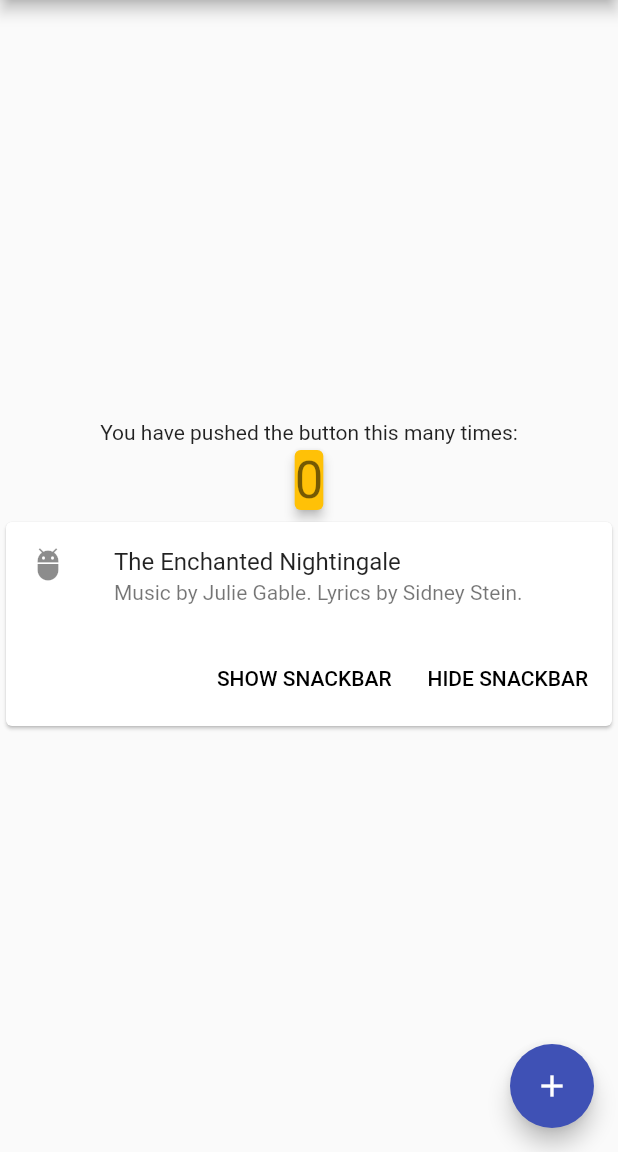
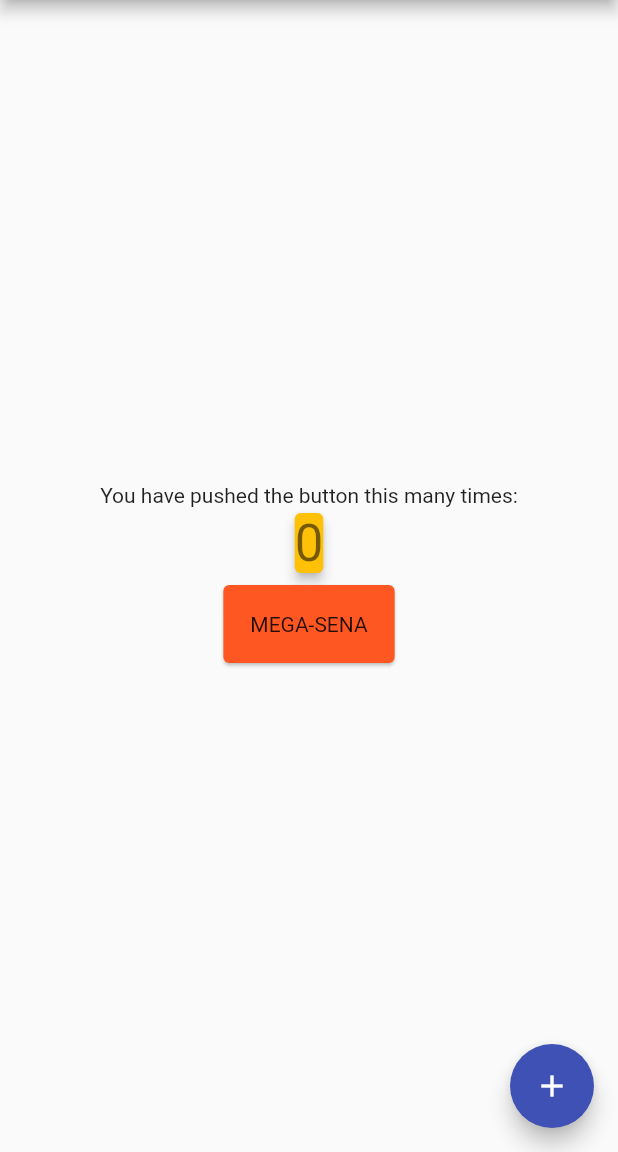
Before and after one commit to EdgarFabiano/palpites_da_loteria, a Flutter app: the screen it shows after launch, on a phone screen of 412 x 824 dp, the part 84-1236 px from its top. Run offline on Flutter 3.47's test engine with Material 2 defaults, Android fonts, the phone set to English and light mode, and no system bars; our stand-ins replace dynamic_theme.

Commit message:
Card init

```diff
--- a/lib/main.dart
+++ b/lib/main.dart
@@ -49,6 +49,7 @@ class _MyHomePageState extends State<MyHomePage> {
     switchThemeIcon = b == Brightness.dark ? Icons.brightness_3 : Icons.brightness_high;
     DynamicTheme.of(context).setBrightness(b == Brightness.dark ? Brightness.light: Brightness.dark);
   }
+
   @override
   Widget build(BuildContext context) {
     // This method is rerun every time setState is called, for instance as done
@@ -89,7 +90,7 @@ class _MyHomePageState extends State<MyHomePage> {
               ),
             ),
             CardConcursos(
-
+              cardColor: Colors.blue,
             ),
           ],
         ),
--- a/lib/widgets/card-concursos.dart
+++ b/lib/widgets/card-concursos.dart
@@ -1,43 +1,77 @@
+import 'dart:ui' as prefix0;
+
+import 'package:flutter/cupertino.dart';
 import 'package:flutter/material.dart';
 
 class CardConcursos extends StatelessWidget {
-  CardConcursos({Key key}) : super(key: key);
+
+  CardConcursos({this.cardColor, Key key}) : super(key: key);
+  Color cardColor = Colors.deepOrange;
 
   Widget build(BuildContext context) {
+
     return Center(
       child: Card(
-        child: Column(
-          mainAxisSize: MainAxisSize.min,
-          children: <Widget>[
-            const ListTile(
-              leading: Icon(Icons.adb),
-              title: Text('The Enchanted Nightingale'),
-              subtitle: Text('Music by Julie Gable. Lyrics by Sidney Stein.'),
-            ),
-            ButtonTheme.bar(
-              // make buttons use the appropriate styles for cards
-              child: ButtonBar(
-                children: <Widget>[
-                  MaterialButton(
-                    child: const Text('SHOW SNACKBAR'),
-                    onPressed: () {
-                      Scaffold.of(context).showSnackBar(SnackBar(
-                        content: Text('Snackbar'),
-                      ));
-                    },
+        color: cardColor,
+        child: Padding(
+          padding: EdgeInsets.all(18.0),
+          child: Column(
+            children: <Widget>[
+              DecoratedBox(
+                decoration: BoxDecoration(
+                  image: DecorationImage(
+                    image: AssetImage("res/Loterias.png")
                   ),
-                  FlatButton(
-                    child: const Text('HIDE SNACKBAR'),
-                    onPressed: () {
-                      Scaffold.of(context).hideCurrentSnackBar(reason: SnackBarClosedReason.dismiss);
-                    },
-                  ),
-                ],
+                ),
               ),
-            ),
-          ],
-        ),
+              Text("MEGA-SENA")
+            ],
+          ),
+        )
       ),
     );
   }
 }
+
+
+//class CardConcursos extends StatelessWidget {
+//  CardConcursos({Key key}) : super(key: key);
+//
+//  Widget build(BuildContext context) {
+//    return Center(
+//      child: Card(
+//        child: Column(
+//          mainAxisSize: MainAxisSize.min,
+//          children: <Widget>[
+//            const ListTile(
+//              leading: Icon(Icons.adb),
+//              title: Text('The Enchanted Nightingale'),
+//              subtitle: Text('Music by Julie Gable. Lyrics by Sidney Stein.'),
+//            ),
+//            ButtonTheme.bar(
+//              // make buttons use the appropriate styles for cards
+//              child: ButtonBar(
+//                children: <Widget>[
+//                  MaterialButton(
+//                    child: const Text('SHOW SNACKBAR'),
+//                    onPressed: () {
+//                      Scaffold.of(context).showSnackBar(SnackBar(
+//                        content: Text('Snackbar'),
+//                      ));
+//                    },
+//                  ),
+//                  FlatButton(
+//                    child: const Text('HIDE SNACKBAR'),
+//                    onPressed: () {
+//                      Scaffold.of(context).hideCurrentSnackBar(reason: SnackBarClosedReason.dismiss);
+//                    },
+//                  ),
+//                ],
+//              ),
+//            ),
+//          ],
+//        ),
+//      ),
+//    );
+//  }
+//}
--- a/pubspec.yaml
+++ b/pubspec.yaml
@@ -42,10 +42,8 @@ flutter:
   # the material Icons class.
   uses-material-design: true
 
-  # To add assets to your application, add an assets section, like this:
-  # assets:
-  #  - images/a_dot_burr.jpeg
-  #  - images/a_dot_ham.jpeg
+  assets:
+    - res/Loterias.png
 
   # An image asset can refer to one or more resolution-specific "variants", see
   # https://flutter.dev/assets-and-images/#resolution-aware.
```
